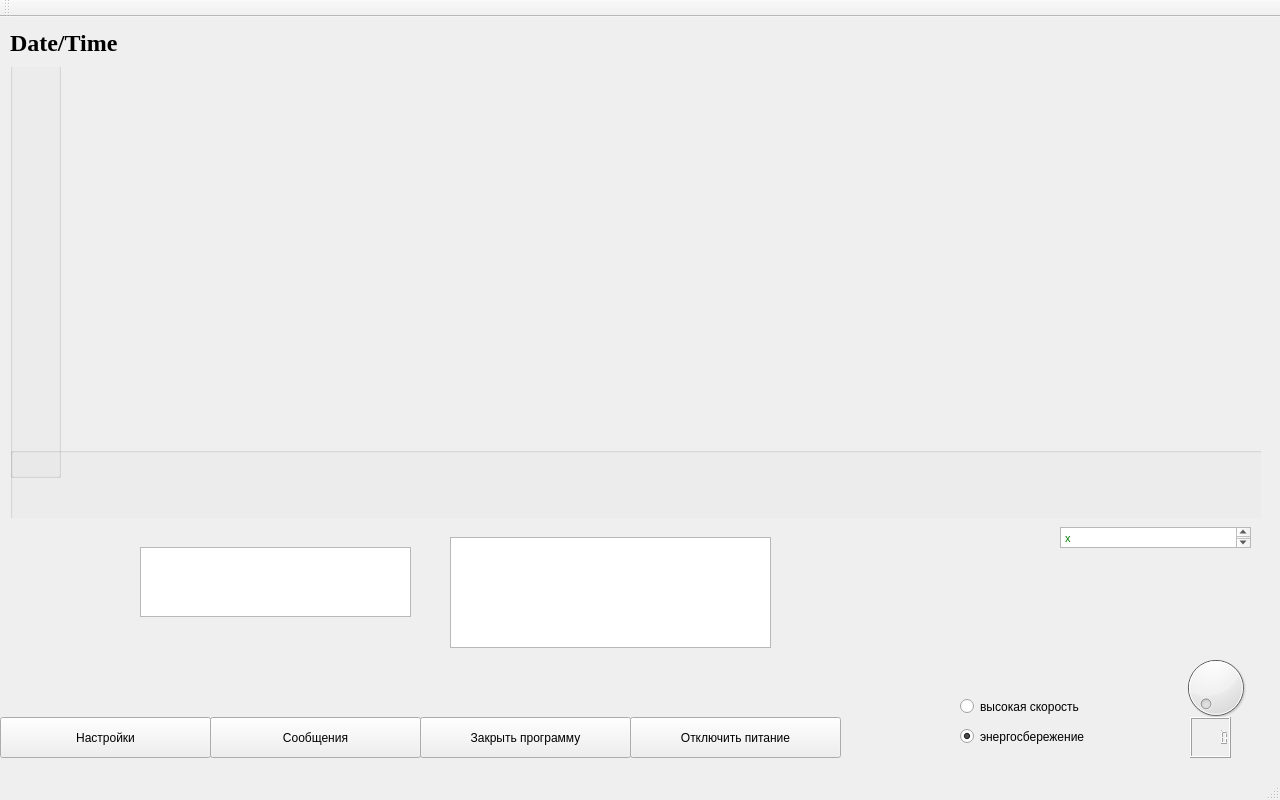
Above: mainwindow.ui from tomyqg/topaz-m before the change. Below: the same form after it.
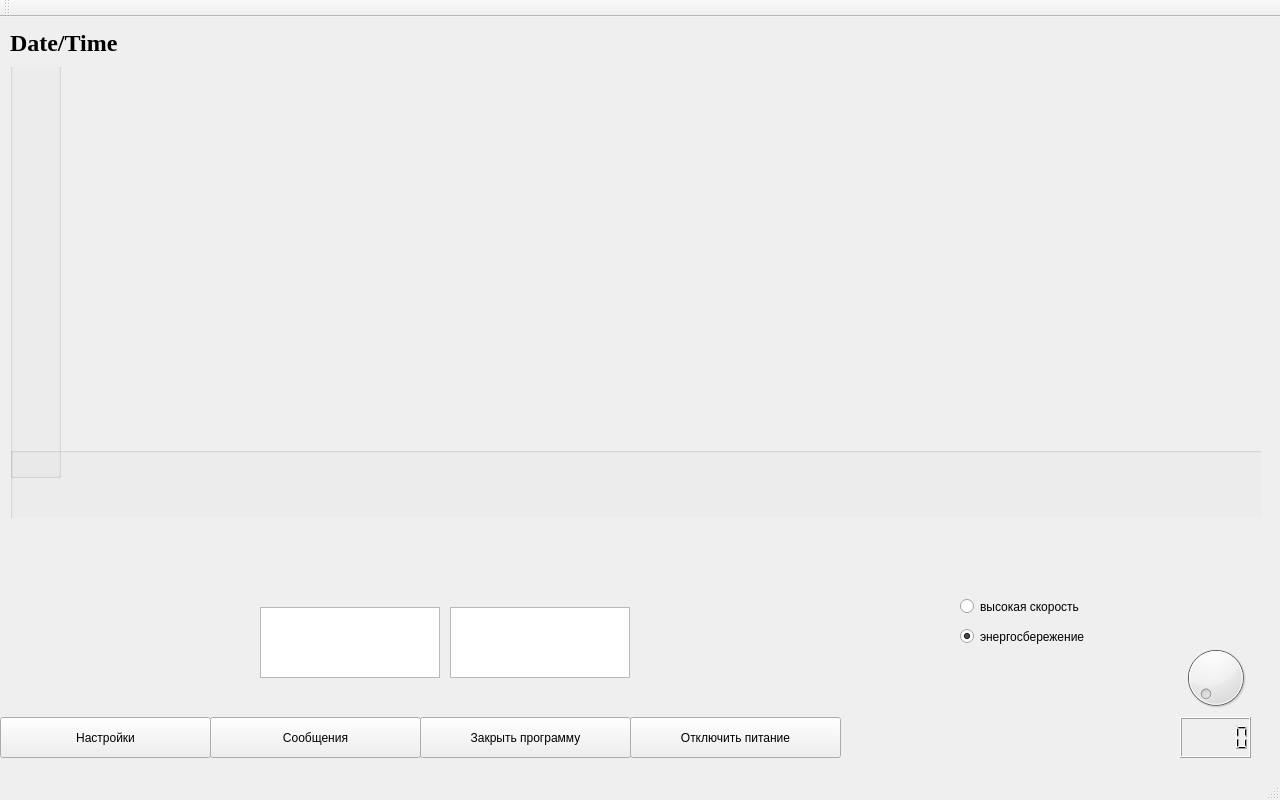
That is the form after the change. Icons and pictures are not drawn. Custom widgets are drawn as their Qt base class.

Diff of the .ui file:
```diff
--- a/mainwindow.ui
+++ b/mainwindow.ui
@@ -33,7 +33,7 @@
     <property name="geometry">
      <rect>
       <x>1180</x>
-      <y>630</y>
+      <y>620</y>
       <width>71</width>
       <height>81</height>
      </rect>
@@ -45,9 +45,9 @@
    <widget class="QLCDNumber" name="lcdNumber">
     <property name="geometry">
      <rect>
-      <x>1190</x>
+      <x>1180</x>
       <y>700</y>
-      <width>41</width>
+      <width>71</width>
       <height>41</height>
      </rect>
     </property>
@@ -123,26 +123,6 @@
      </property>
     </widget>
    </widget>
-   <widget class="QTextEdit" name="textEdit">
-    <property name="geometry">
-     <rect>
-      <x>1060</x>
-      <y>510</y>
-      <width>191</width>
-      <height>21</height>
-     </rect>
-    </property>
-    <property name="focusPolicy">
-     <enum>Qt::ClickFocus</enum>
-    </property>
-    <property name="html">
-     <string>&lt;!DOCTYPE HTML PUBLIC &quot;-//W3C//DTD HTML 4.0//EN&quot; &quot;http://www.w3.org/TR/REC-html40/strict.dtd&quot;&gt;
-&lt;html&gt;&lt;head&gt;&lt;meta name=&quot;qrichtext&quot; content=&quot;1&quot; /&gt;&lt;style type=&quot;text/css&quot;&gt;
-p, li { white-space: pre-wrap; }
-&lt;/style&gt;&lt;/head&gt;&lt;body style=&quot; font-family:'MS Shell Dlg 2'; font-size:8.25pt; font-weight:400; font-style:normal;&quot;&gt;
-&lt;p style=&quot; margin-top:0px; margin-bottom:0px; margin-left:0px; margin-right:0px; -qt-block-indent:0; text-indent:0px;&quot;&gt;&lt;span style=&quot; font-size:8pt; color:#008000;&quot;&gt;x&lt;/span&gt;&lt;/p&gt;&lt;/body&gt;&lt;/html&gt;</string>
-    </property>
-   </widget>
    <widget class="QPushButton" name="pushButton_2">
     <property name="geometry">
      <rect>
@@ -178,9 +158,9 @@
    <widget class="QLabel" name="label">
     <property name="geometry">
      <rect>
-      <x>790</x>
-      <y>520</y>
-      <width>231</width>
+      <x>700</x>
+      <y>570</y>
+      <width>241</width>
       <height>111</height>
      </rect>
     </property>
@@ -235,7 +215,7 @@
     <property name="geometry">
      <rect>
       <x>960</x>
-      <y>680</y>
+      <y>580</y>
       <width>151</width>
       <height>19</height>
      </rect>
@@ -248,7 +228,7 @@
     <property name="geometry">
      <rect>
       <x>960</x>
-      <y>710</y>
+      <y>610</y>
       <width>151</width>
       <height>19</height>
      </rect>
@@ -264,9 +244,9 @@
     <property name="geometry">
      <rect>
       <x>450</x>
-      <y>520</y>
-      <width>321</width>
-      <height>111</height>
+      <y>590</y>
+      <width>180</width>
+      <height>71</height>
      </rect>
     </property>
     <property name="font">
@@ -290,10 +270,10 @@
    <widget class="QTextEdit" name="textEdit_2">
     <property name="geometry">
      <rect>
-      <x>140</x>
-      <y>530</y>
-      <width>271</width>
-      <height>70</height>
+      <x>260</x>
+      <y>590</y>
+      <width>180</width>
+      <height>71</height>
      </rect>
     </property>
    </widget>
```
